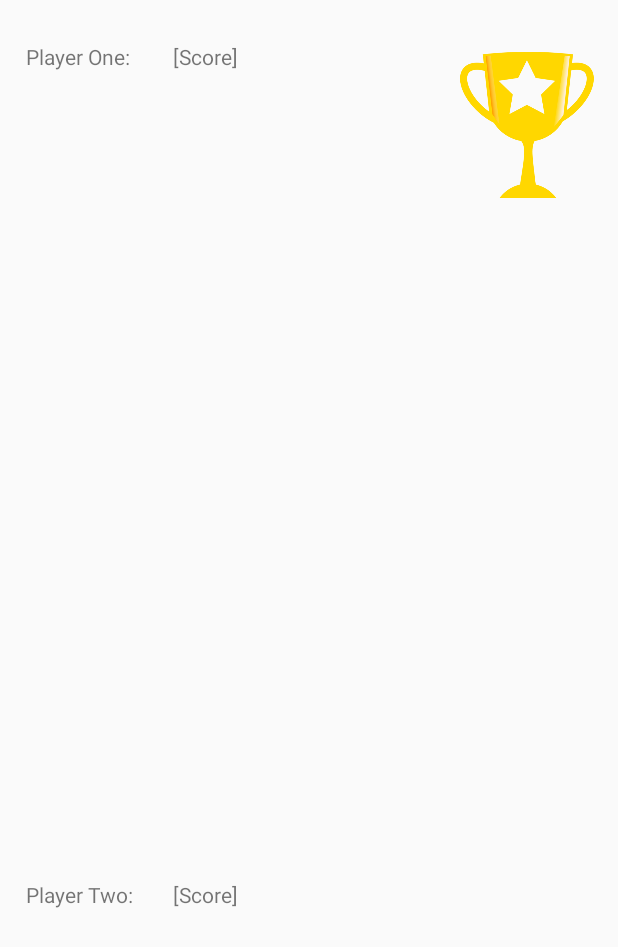
After one commit to KanayaMaryam/Visify, an Android app: the layout scoreboard_activity.xml on its own in the app's theme, with its tools: preview values and no code run, on a phone screen of 412 x 824 dp. The commit adds this screen. Shown: the top 947 px of the screen. Run offline under Robolectric (Android 15) with nearby library versions, the phone set to English and light mode, and no system bars.

Commit message:
added scoreboard

```diff
--- /dev/null
+++ b/app/src/main/res/layout/scoreboard_activity.xml
@@ -0,0 +1,74 @@
+<?xml version="1.0" encoding="utf-8"?>
+<RelativeLayout xmlns:android="http://schemas.android.com/apk/res/android"
+    xmlns:app="http://schemas.android.com/apk/res-auto"
+    android:layout_width="match_parent" android:layout_height="match_parent">
+
+    <TextView
+        android:id="@+id/textView3"
+        android:layout_width="wrap_content"
+        android:layout_height="wrap_content"
+        android:layout_alignParentBottom="true"
+        android:layout_alignStart="@+id/textView4"
+        android:layout_marginBottom="218dp"
+        android:text="@string/player_two" />
+
+    <TextView
+        android:id="@+id/textView4"
+        android:layout_width="wrap_content"
+        android:layout_height="wrap_content"
+        android:layout_alignParentStart="true"
+        android:layout_alignParentTop="true"
+        android:layout_marginStart="17dp"
+        android:layout_marginTop="28dp"
+        android:text="Player One:" />
+
+    <ImageView
+        android:id="@+id/p2image"
+        android:layout_width="wrap_content"
+        android:layout_height="wrap_content"
+        android:layout_alignParentBottom="true"
+        android:layout_alignParentStart="true"
+        android:layout_marginBottom="35dp"
+        android:visibility="invisible"
+        app:srcCompat="@drawable/button" />
+
+    <ImageView
+        android:id="@+id/p1image"
+        android:layout_width="wrap_content"
+        android:layout_height="wrap_content"
+        android:layout_alignParentTop="true"
+        android:layout_centerHorizontal="true"
+        android:layout_marginTop="72dp"
+        android:visibility="invisible"
+        app:srcCompat="@drawable/button" />
+
+    <TextView
+        android:id="@+id/p1score"
+        android:layout_width="wrap_content"
+        android:layout_height="wrap_content"
+        android:layout_alignParentStart="true"
+        android:layout_alignTop="@+id/textView4"
+        android:layout_marginStart="115dp"
+        android:text="[Score]" />
+
+    <TextView
+        android:id="@+id/p2score"
+        android:layout_width="wrap_content"
+        android:layout_height="wrap_content"
+        android:layout_alignEnd="@+id/p1score"
+        android:layout_alignTop="@+id/textView3"
+        android:text="[Score]" />
+
+    <ImageView
+        android:id="@+id/trophyImage"
+        android:layout_width="89dp"
+        android:layout_height="132dp"
+        android:layout_alignParentEnd="true"
+        android:layout_alignParentTop="true"
+        android:layout_marginEnd="16dp"
+        android:layout_marginTop="17dp"
+        android:translationX="0dp"
+        android:translationY="0dp"
+        app:srcCompat="@drawable/trophy" />
+
+</RelativeLayout>
--- a/app/src/main/res/values/strings.xml
+++ b/app/src/main/res/values/strings.xml
@@ -14,4 +14,5 @@
     <string name="title_activity_fullscreen">FullscreenActivity</string>
     <string name="dummy_button">Dummy Button</string>
     <string name="dummy_content">DUMMY\nCONTENT</string>
+    <string name="player_two">Player Two:</string>
 </resources>
```
Also changed, not shown: app/src/main/java/com/google/sample/cloudvision/ScoreBoard.java (added, +58 -0 lines), app/src/main/res/drawable/trophy.png (added).
